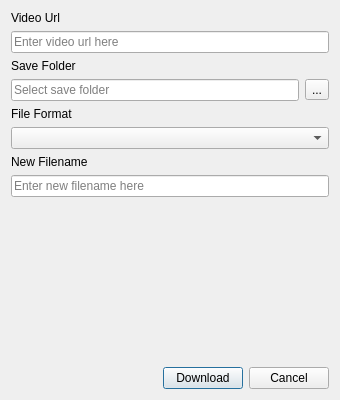
NickvisionApps/Parabolic, file NickvisionTubeConverter/UI/Controls/DownloadDialog.ui: the form before one commit.
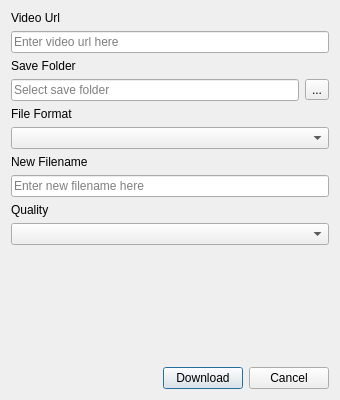
The form after the commit.

Commit message: Added Quality Option To Download

The edit to the form file:
```diff
--- a/NickvisionTubeConverter/UI/Controls/DownloadDialog.ui
+++ b/NickvisionTubeConverter/UI/Controls/DownloadDialog.ui
@@ -135,6 +135,35 @@
      </property>
     </widget>
    </item>
+   <item>
+    <widget class="QLabel" name="lblQuality">
+     <property name="text">
+      <string>Quality</string>
+     </property>
+    </widget>
+   </item>
+   <item>
+    <widget class="QComboBox" name="cmbQuality">
+     <property name="placeholderText">
+      <string>Select quality</string>
+     </property>
+     <item>
+      <property name="text">
+       <string>Best</string>
+      </property>
+     </item>
+     <item>
+      <property name="text">
+       <string>Good</string>
+      </property>
+     </item>
+     <item>
+      <property name="text">
+       <string>Worst</string>
+      </property>
+     </item>
+    </widget>
+   </item>
    <item>
     <widget class="QLabel" name="lblError">
      <property name="styleSheet">
```
The commit also changes 7 other files.
